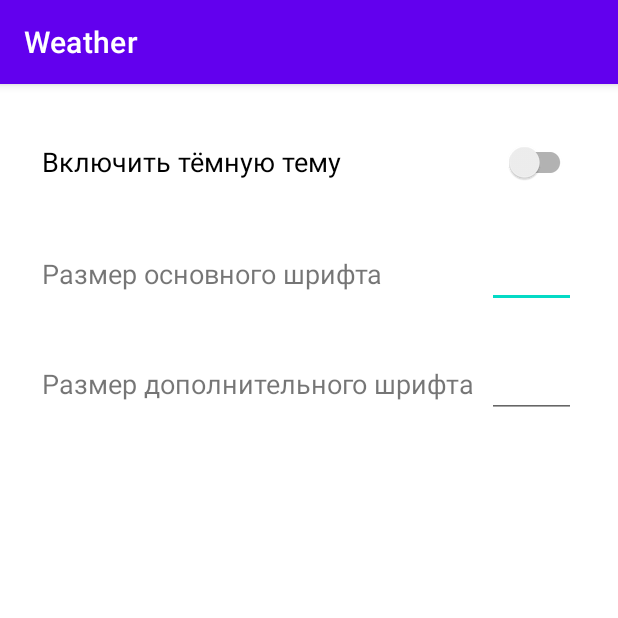
After one commit to Chester095/Weather3, an Android app: the fragment SettingsFragment shown on its own in the app's theme, on a phone screen of 412 x 824 dp, the top half of it. The commit adds this screen. Run offline under Robolectric (Android 15) with nearby library versions, the phone set to English and light mode, and no system bars.

Commit message:
HW 8 started замотался и всё отменил. Убрал сообщение выскакивающее

```diff
--- a/app/src/main/java/com/geekbrains/weather/model/MainReceiver.kt
+++ b/app/src/main/java/com/geekbrains/weather/model/MainReceiver.kt
@@ -35,9 +35,9 @@ class MainBroadcastReceiver : BroadcastReceiver() {
         StringBuilder().apply {
             append("СООБЩЕНИЕ ОТ СИСТЕМЫ\n")
             append("Action: ${intent.action}")
-            toString().also {
+            toString()/*.also {
                 Toast.makeText(context, it, Toast.LENGTH_LONG).show()
-            }
+            }*/
         }
     }
 }
--- /dev/null
+++ b/app/src/main/java/com/geekbrains/weather/view/details/SettingsFragment.kt
@@ -0,0 +1,22 @@
+package com.geekbrains.weather.view.details
+
+import android.os.Bundle
+import android.util.Log
+import android.view.LayoutInflater
+import android.view.View
+import android.view.ViewGroup
+import androidx.fragment.app.Fragment
+import com.geekbrains.weather.R
+
+class SettingsFragment : Fragment() {
+    companion object {
+        private const val TAG = "!!! SettingsFragment"
+    }
+
+    override fun onCreateView(inflater: LayoutInflater, container: ViewGroup?, savedInstanceState: Bundle?): View? {
+        Log.d(TAG, "SettingsFragment   onCreateView.   inflater = $inflater")
+        Log.d(TAG, "SettingsFragment   onCreateView.   container = $container")
+        Log.d(TAG, "SettingsFragment   onCreateView.   savedInstanceState = $savedInstanceState")
+        return inflater.inflate(R.layout.settings_fragment, container, false)
+    }
+}
--- /dev/null
+++ b/app/src/main/res/layout/settings_fragment.xml
@@ -0,0 +1,69 @@
+<?xml version="1.0" encoding="utf-8"?>
+<LinearLayout xmlns:android="http://schemas.android.com/apk/res/android"
+    xmlns:tools="http://schemas.android.com/tools"
+    android:layout_width="match_parent"
+    android:layout_height="match_parent"
+    android:layout_margin="@dimen/margin_note_edit"
+    android:background="@color/white"
+    android:orientation="vertical"
+    tools:context=".view.MainActivity">
+
+    <androidx.appcompat.widget.SwitchCompat
+        android:id="@+id/switch_button_dark_theme"
+        android:layout_width="match_parent"
+        android:layout_height="wrap_content"
+        android:layout_margin="@dimen/margin_note_edit"
+        android:text="@string/switch_button_dark_theme"
+        android:textSize="@dimen/description_vh_text_size" />
+
+    <LinearLayout
+        android:layout_margin="@dimen/margin_note_edit"
+        android:layout_width="match_parent"
+        android:layout_height="wrap_content"
+        android:orientation="horizontal">
+
+        <TextView
+            android:id="@+id/text_view_main_font"
+            android:layout_width="0dp"
+            android:layout_weight="5"
+            android:layout_height="wrap_content"
+            android:text="@string/text_view_main_font"
+            android:textSize="@dimen/description_vh_text_size" />
+
+        <EditText
+            android:id="@+id/edit_text_view_main_font"
+            android:layout_width="0dp"
+            android:layout_weight="1"
+            android:layout_height="wrap_content"
+            android:ems="10"
+            android:inputType="numberSigned"
+            android:textSize="@dimen/description_vh_text_size"
+            android:autofillHints="" />
+    </LinearLayout>
+
+    <LinearLayout
+        android:layout_margin="@dimen/margin_note_edit"
+        android:layout_width="match_parent"
+        android:layout_height="wrap_content"
+        android:orientation="horizontal">
+
+        <TextView
+            android:id="@+id/text_view_optional_font"
+            android:layout_width="0dp"
+            android:layout_weight="5"
+            android:layout_height="wrap_content"
+            android:text="@string/text_view_optional_font"
+            android:textSize="@dimen/description_vh_text_size" />
+
+        <EditText
+            android:id="@+id/edit_text_view_optional_font"
+            android:layout_width="0dp"
+            android:layout_weight="1"
+            android:layout_height="wrap_content"
+            android:ems="10"
+            android:inputType="numberSigned"
+            android:textSize="@dimen/description_vh_text_size"
+            android:autofillHints="" />
+    </LinearLayout>
+
+</LinearLayout>
--- a/app/src/main/res/menu/menu_main.xml
+++ b/app/src/main/res/menu/menu_main.xml
@@ -7,4 +7,10 @@
         android:orderInCategory="100"
         android:title="@string/action_settings"
         app:showAsAction="never" />
+
+    <item
+        android:id="@+id/action_history"
+        android:orderInCategory="100"
+        android:title="@string/action_history"
+        app:showAsAction="never" />
 </menu>
--- a/app/src/main/res/values/dimens.xml
+++ b/app/src/main/res/values/dimens.xml
@@ -17,5 +17,10 @@
     <dimen name="loading_margin_top">20sp</dimen>
     <dimen name="loading_text_size">35sp</dimen>
     <dimen name="city_coordinates_text_size">15sp</dimen>
+    <dimen name="title_vh_text_size">27sp</dimen>
+    <dimen name="description_vh_text_size">18sp</dimen>
+    <dimen name="padding_vh">14dp</dimen>
+    <dimen name="margin_note_edit">14dp</dimen>
+    <dimen name="card_view_corner_radius">16dp</dimen>
 
 </resources>
--- a/app/src/main/res/values/strings.xml
+++ b/app/src/main/res/values/strings.xml
@@ -17,5 +17,13 @@
     <string name="temperature_label_text">Температура</string>
     <string name="feels_like_label_text">Ощущается как</string>
     <string name="weather_extra">WEATHER_EXTRA</string>
+    <string name="switch_button_dark_theme">Включить тёмную тему</string>
+    <string name="switch_button_add_date">"Добавлять текущую "</string>
+    <string name="text_view_main_font">Размер основного шрифта</string>
+    <string name="text_view_optional_font">Размер дополнительного шрифта</string>
+    <string name="popup_menu_item_delete">Удалить</string>
+    <string name="popup_menu_item_duplicate">Дублировать</string>
+    <string name="popup_menu_item_edit">Заполнить файл тестовыми данными</string>
+    <string name="action_history">История запросов</string>
 
 </resources>
```
